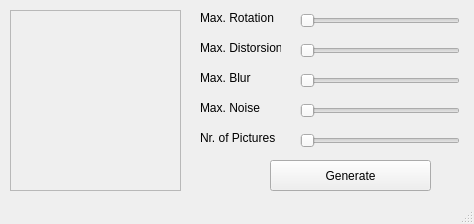
Before: the Qt Designer form core/gui/pyqt6_designer/d_augmentation_window.ui in LazyPhilosopher/CNN-Coin-Recognizer, drawn with Qt 5.
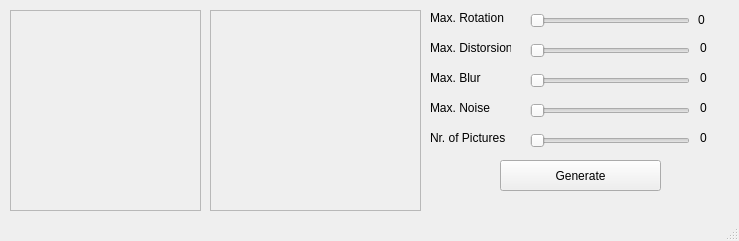
After: the same form once the commit is applied.

```diff
--- a/core/gui/pyqt6_designer/d_augmentation_window.ui
+++ b/core/gui/pyqt6_designer/d_augmentation_window.ui
@@ -6,41 +6,18 @@
    <rect>
     <x>0</x>
     <y>0</y>
-    <width>474</width>
-    <height>224</height>
+    <width>739</width>
+    <height>241</height>
    </rect>
   </property>
   <property name="windowTitle">
    <string>Generate Augmented Data</string>
   </property>
   <widget class="QWidget" name="centralwidget">
-   <widget class="QScrollArea" name="scrollArea">
+   <widget class="QSlider" name="rotation_slider">
     <property name="geometry">
      <rect>
-      <x>10</x>
-      <y>10</y>
-      <width>171</width>
-      <height>181</height>
-     </rect>
-    </property>
-    <property name="widgetResizable">
-     <bool>true</bool>
-    </property>
-    <widget class="QWidget" name="scrollAreaWidgetContents">
-     <property name="geometry">
-      <rect>
-       <x>0</x>
-       <y>0</y>
-       <width>169</width>
-       <height>179</height>
-      </rect>
-     </property>
-    </widget>
-   </widget>
-   <widget class="QSlider" name="horizontalSlider">
-    <property name="geometry">
-     <rect>
-      <x>300</x>
+      <x>530</x>
       <y>10</y>
       <width>160</width>
       <height>22</height>
@@ -53,7 +30,7 @@
    <widget class="QSlider" name="horizontalSlider_2">
     <property name="geometry">
      <rect>
-      <x>300</x>
+      <x>530</x>
       <y>40</y>
       <width>160</width>
       <height>22</height>
@@ -66,7 +43,7 @@
    <widget class="QSlider" name="horizontalSlider_3">
     <property name="geometry">
      <rect>
-      <x>300</x>
+      <x>530</x>
       <y>70</y>
       <width>160</width>
       <height>22</height>
@@ -79,7 +56,7 @@
    <widget class="QSlider" name="horizontalSlider_4">
     <property name="geometry">
      <rect>
-      <x>300</x>
+      <x>530</x>
       <y>100</y>
       <width>160</width>
       <height>22</height>
@@ -92,7 +69,7 @@
    <widget class="QPushButton" name="generate_augmented_data_button">
     <property name="geometry">
      <rect>
-      <x>270</x>
+      <x>500</x>
       <y>160</y>
       <width>161</width>
       <height>31</height>
@@ -105,7 +82,7 @@
    <widget class="QSlider" name="horizontalSlider_5">
     <property name="geometry">
      <rect>
-      <x>300</x>
+      <x>530</x>
       <y>130</y>
       <width>160</width>
       <height>22</height>
@@ -118,7 +95,7 @@
    <widget class="QLabel" name="label">
     <property name="geometry">
      <rect>
-      <x>200</x>
+      <x>430</x>
       <y>10</y>
       <width>81</width>
       <height>16</height>
@@ -131,7 +108,7 @@
    <widget class="QLabel" name="label_2">
     <property name="geometry">
      <rect>
-      <x>200</x>
+      <x>430</x>
       <y>40</y>
       <width>81</width>
       <height>16</height>
@@ -144,7 +121,7 @@
    <widget class="QLabel" name="label_3">
     <property name="geometry">
      <rect>
-      <x>200</x>
+      <x>430</x>
       <y>70</y>
       <width>81</width>
       <height>16</height>
@@ -157,7 +134,7 @@
    <widget class="QLabel" name="label_4">
     <property name="geometry">
      <rect>
-      <x>200</x>
+      <x>430</x>
       <y>100</y>
       <width>81</width>
       <height>16</height>
@@ -170,7 +147,7 @@
    <widget class="QLabel" name="label_5">
     <property name="geometry">
      <rect>
-      <x>200</x>
+      <x>430</x>
       <y>130</y>
       <width>81</width>
       <height>16</height>
@@ -180,6 +157,103 @@
      <string>Nr. of Pictures</string>
     </property>
    </widget>
+   <widget class="QLabel" name="rotation_label">
+    <property name="geometry">
+     <rect>
+      <x>698</x>
+      <y>10</y>
+      <width>41</width>
+      <height>20</height>
+     </rect>
+    </property>
+    <property name="text">
+     <string>0</string>
+    </property>
+   </widget>
+   <widget class="QLabel" name="distorsion_label">
+    <property name="geometry">
+     <rect>
+      <x>700</x>
+      <y>40</y>
+      <width>41</width>
+      <height>16</height>
+     </rect>
+    </property>
+    <property name="text">
+     <string>0</string>
+    </property>
+   </widget>
+   <widget class="QLabel" name="blur_label">
+    <property name="geometry">
+     <rect>
+      <x>700</x>
+      <y>70</y>
+      <width>41</width>
+      <height>16</height>
+     </rect>
+    </property>
+    <property name="text">
+     <string>0</string>
+    </property>
+   </widget>
+   <widget class="QLabel" name="noise_label">
+    <property name="geometry">
+     <rect>
+      <x>700</x>
+      <y>100</y>
+      <width>41</width>
+      <height>16</height>
+     </rect>
+    </property>
+    <property name="text">
+     <string>0</string>
+    </property>
+   </widget>
+   <widget class="QLabel" name="number_of_pictures_label">
+    <property name="geometry">
+     <rect>
+      <x>700</x>
+      <y>130</y>
+      <width>41</width>
+      <height>16</height>
+     </rect>
+    </property>
+    <property name="text">
+     <string>0</string>
+    </property>
+   </widget>
+   <widget class="QFrame" name="augmented_color_frame">
+    <property name="geometry">
+     <rect>
+      <x>10</x>
+      <y>10</y>
+      <width>191</width>
+      <height>201</height>
+     </rect>
+    </property>
+    <property name="frameShape">
+     <enum>QFrame::StyledPanel</enum>
+    </property>
+    <property name="frameShadow">
+     <enum>QFrame::Raised</enum>
+    </property>
+   </widget>
+   <widget class="QFrame" name="augmented_hue_frame">
+    <property name="geometry">
+     <rect>
+      <x>210</x>
+      <y>10</y>
+      <width>211</width>
+      <height>201</height>
+     </rect>
+    </property>
+    <property name="frameShape">
+     <enum>QFrame::StyledPanel</enum>
+    </property>
+    <property name="frameShadow">
+     <enum>QFrame::Raised</enum>
+    </property>
+   </widget>
   </widget>
   <widget class="QStatusBar" name="statusbar"/>
  </widget>
```
Left out of the diff: 8 changed lines with no effect on the pictures.
